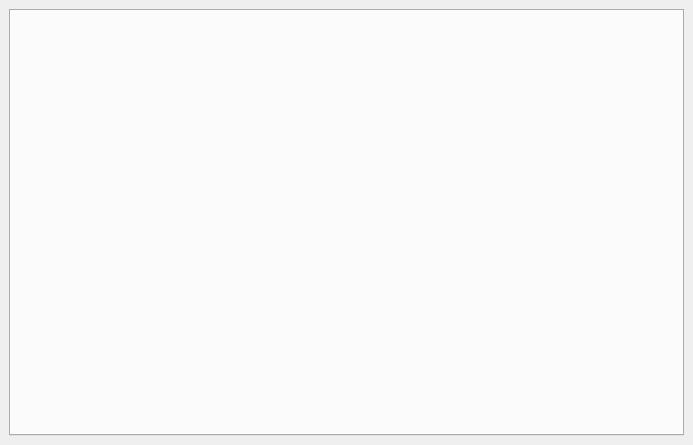
Before: the Qt Designer form mainwindow.ui in mehranj73/loaners, drawn with Qt 5.
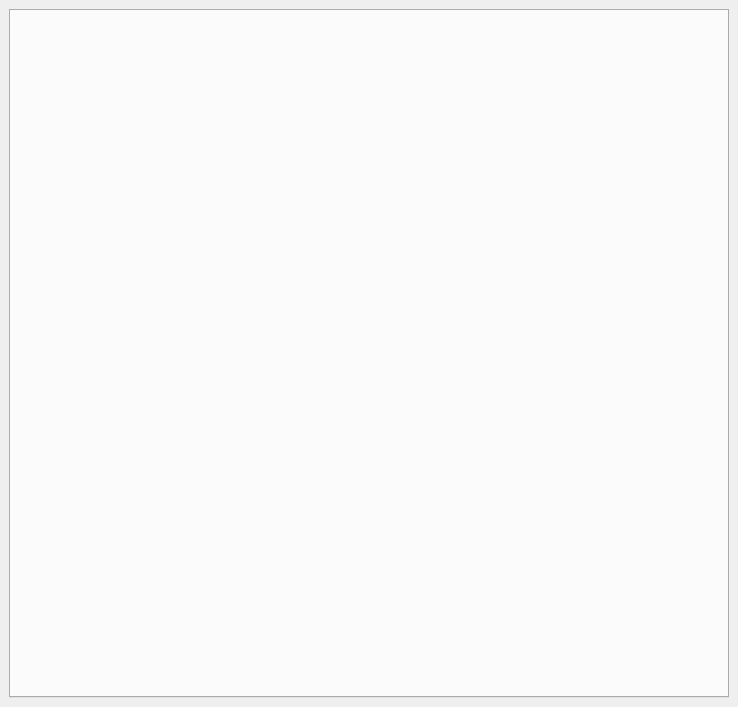
After: the same form once the commit is applied.

```diff
--- a/mainwindow.ui
+++ b/mainwindow.ui
@@ -6,8 +6,8 @@
    <rect>
     <x>0</x>
     <y>0</y>
-    <width>693</width>
-    <height>445</height>
+    <width>738</width>
+    <height>707</height>
    </rect>
   </property>
   <widget class="QWidget" name="centralwidget">
```
